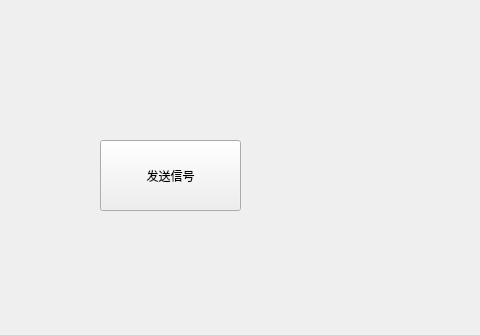
Old version of the form Signal_4/widget.ui in the repository Sun-Shi-Peng/Qt-Practice; both pictures show x 130 to 610 and y 0 to 335 of the 800 by 600 pixel window.
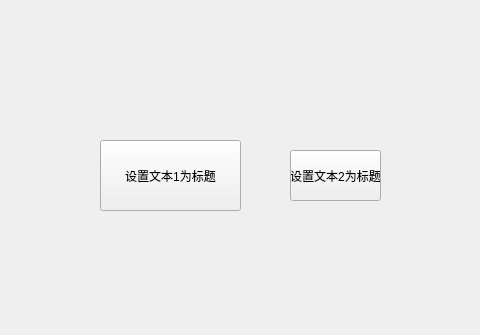
New version of the form.

Commit message: refactor:测试信号和槽参数个数不一致

Patch:
```diff
--- a/Signal_4/widget.ui
+++ b/Signal_4/widget.ui
@@ -23,7 +23,20 @@
     </rect>
    </property>
    <property name="text">
-    <string>发送信号</string>
+    <string>设置文本1为标题</string>
+   </property>
+  </widget>
+  <widget class="QPushButton" name="pushButton_2">
+   <property name="geometry">
+    <rect>
+     <x>420</x>
+     <y>150</y>
+     <width>91</width>
+     <height>51</height>
+    </rect>
+   </property>
+   <property name="text">
+    <string>设置文本2为标题</string>
    </property>
   </widget>
  </widget>
```
The commit also changes 7 other files.
